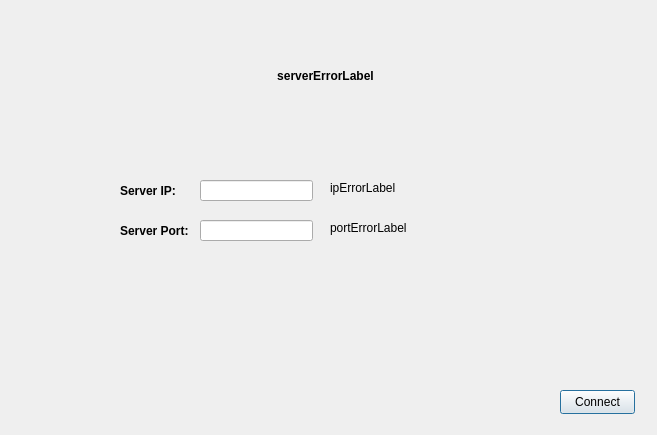
This is Triviador/Triviador/LoginRegister.ui in AndreiAndreea/TriviadorMCpp as Qt 5 draws it before an edit. The edited form follows.
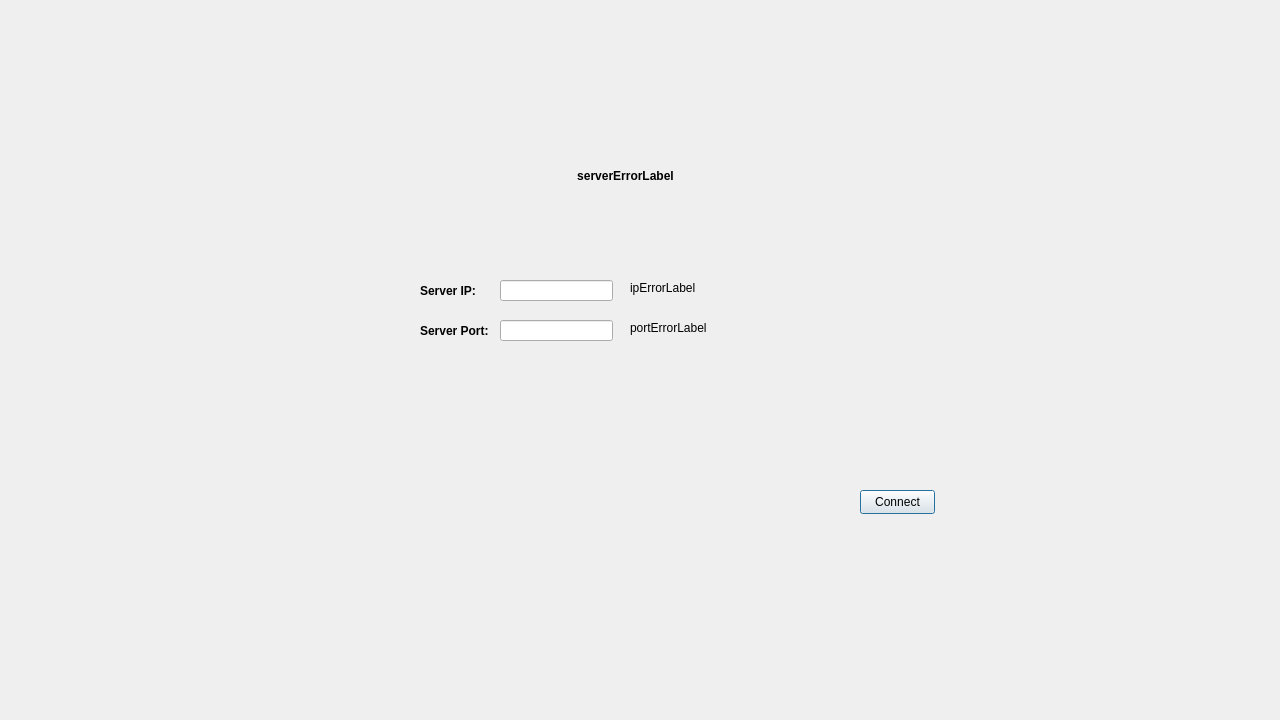
This is the edited form.

What changed in the file:
```diff
--- a/Triviador/Triviador/LoginRegister.ui
+++ b/Triviador/Triviador/LoginRegister.ui
@@ -6,8 +6,8 @@
    <rect>
     <x>0</x>
     <y>0</y>
-    <width>657</width>
-    <height>435</height>
+    <width>1280</width>
+    <height>720</height>
    </rect>
   </property>
   <property name="windowTitle">
@@ -21,8 +21,8 @@
     <rect>
      <x>0</x>
      <y>0</y>
-     <width>657</width>
-     <height>435</height>
+     <width>1280</width>
+     <height>720</height>
     </rect>
    </property>
    <property name="currentIndex">
@@ -32,8 +32,8 @@
     <widget class="QLabel" name="serverIPLabel">
      <property name="geometry">
       <rect>
-       <x>120</x>
-       <y>180</y>
+       <x>420</x>
+       <y>280</y>
        <width>71</width>
        <height>21</height>
       </rect>
@@ -50,8 +50,8 @@
     <widget class="QLineEdit" name="serverPortLineEdit">
      <property name="geometry">
       <rect>
-       <x>200</x>
-       <y>220</y>
+       <x>500</x>
+       <y>320</y>
        <width>113</width>
        <height>21</height>
       </rect>
@@ -60,8 +60,8 @@
     <widget class="QLabel" name="serverPortLabel">
      <property name="geometry">
       <rect>
-       <x>120</x>
-       <y>220</y>
+       <x>420</x>
+       <y>320</y>
        <width>71</width>
        <height>21</height>
       </rect>
@@ -78,8 +78,8 @@
     <widget class="QLabel" name="ipErrorLabel">
      <property name="geometry">
       <rect>
-       <x>330</x>
-       <y>180</y>
+       <x>630</x>
+       <y>280</y>
        <width>261</width>
        <height>16</height>
       </rect>
@@ -91,8 +91,8 @@
     <widget class="QLabel" name="serverErrorLabel">
      <property name="geometry">
       <rect>
-       <x>150</x>
-       <y>50</y>
+       <x>450</x>
+       <y>150</y>
        <width>351</width>
        <height>51</height>
       </rect>
@@ -112,8 +112,8 @@
     <widget class="QPushButton" name="connectButton">
      <property name="geometry">
       <rect>
-       <x>560</x>
-       <y>390</y>
+       <x>860</x>
+       <y>490</y>
        <width>75</width>
        <height>24</height>
       </rect>
@@ -128,8 +128,8 @@
     <widget class="QLabel" name="portErrorLabel">
      <property name="geometry">
       <rect>
-       <x>330</x>
-       <y>220</y>
+       <x>630</x>
+       <y>320</y>
        <width>261</width>
        <height>16</height>
       </rect>
@@ -141,8 +141,8 @@
     <widget class="QLineEdit" name="serverIPLineEdit">
      <property name="geometry">
       <rect>
-       <x>200</x>
-       <y>180</y>
+       <x>500</x>
+       <y>280</y>
        <width>113</width>
        <height>21</height>
       </rect>
```
Left out of the diff: 12 changed lines with no effect on the pictures.
